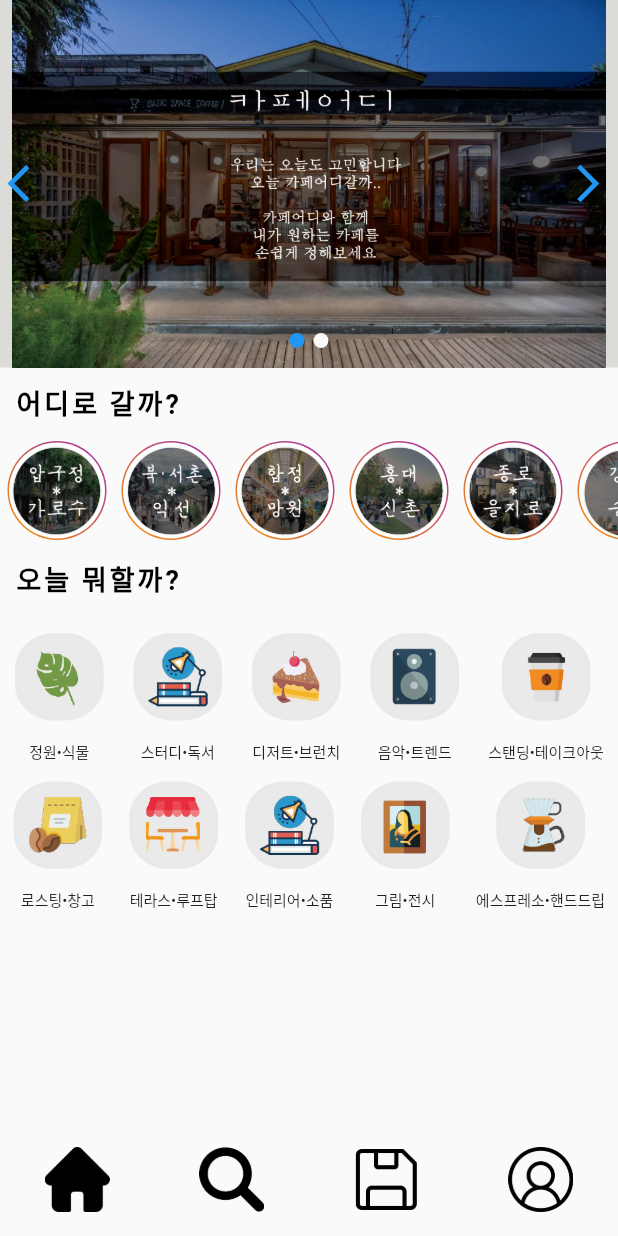
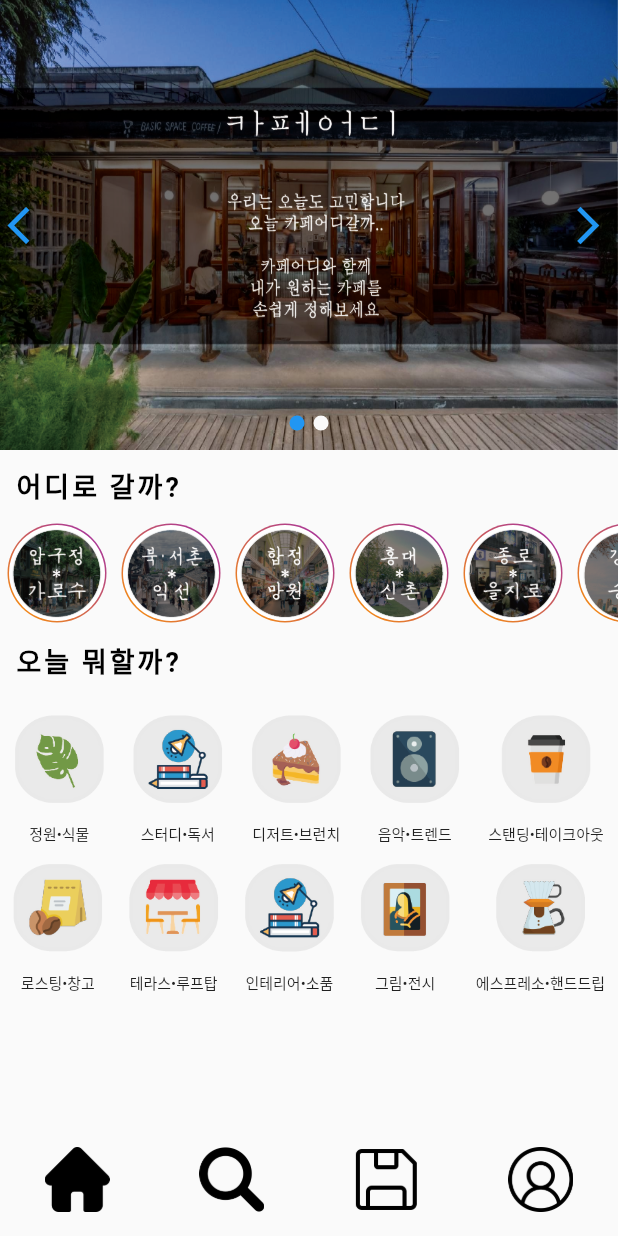
Before and after one commit to kimmj88/cafewhere, a Flutter app: the screen it shows after launch, on a phone screen of 412 x 824 dp. Run offline on Flutter 3.47's test engine with Material 2 defaults, Android fonts, the phone set to English and light mode, and no system bars; our stand-ins replace cached_network_image, flutter_swiper, get; Roboto replaces fonts that are missing (Batang).

Commit message:
Sourece refactoring...

```diff
--- a/lib/CircleButton.dart
+++ b/lib/CircleButton.dart
@@ -12,7 +12,7 @@ class CircleButton extends StatelessWidget {
   Widget build(BuildContext context) {
     return GestureDetector(
       onTap: () {
-        Get.to(() => ImageComponent());
+        Get.to(() => ImageComponent(CrossMenu.RactangleMenu));
         // Navigator.push(
         //   context,
         //   MaterialPageRoute(builder: (context) => ImageComponent()),
--- a/lib/Roundbutton.dart
+++ b/lib/Roundbutton.dart
@@ -1,6 +1,9 @@
 import 'package:flutter/material.dart';
 import 'package:flutter/src/foundation/key.dart';
 import 'package:flutter/src/widgets/framework.dart';
+import 'package:get/get.dart';
+
+import 'ImageComponent.dart';
 
 class RoundButton extends StatelessWidget {
   String icon;
@@ -9,7 +12,11 @@ class RoundButton extends StatelessWidget {
 
   @override
   Widget build(BuildContext context) {
-    return Column(
+    return GestureDetector(
+      onTap: () {
+        Get.to(() => ImageComponent(CrossMenu.CircleMenu));
+      },
+      child: Column(
         children: [
           Container(
             margin: EdgeInsets.symmetric(vertical: 12.0),
@@ -18,7 +25,6 @@ class RoundButton extends StatelessWidget {
             decoration: BoxDecoration(
               image: DecorationImage(image: AssetImage(icon)),
               shape: BoxShape.rectangle,
-            //color: Colors.amber,
             ),
           ),
           Text(
@@ -26,6 +32,7 @@ class RoundButton extends StatelessWidget {
             style: TextStyle(fontSize: 10),
           )
         ],
+      ),
     );
   }
 }
--- a/lib/home.dart
+++ b/lib/home.dart
@@ -28,18 +28,33 @@ class Home extends StatelessWidget {
         scrollDirection: Axis.vertical,
         child: Column(
           children: [
-            Container(
-              color: Color.fromARGB(255, 219, 219, 216),
-              height: 245,
+            TopBody(),
+            WhereBody(),
+            WhatBody(),
+          ],
+        ),
+      ),
+    );
+  }
+}
+
+Widget TopBody() {
+  return Container(
+    height: 300,
     child: Swiper(
       control: const SwiperControl(),
       pagination: const SwiperPagination(),
       itemCount: imgList.length,
       itemBuilder: (BuildContext context, int index) {
-                  return Image.asset(imgList[index]);
+        return Image.asset(imgList[index], fit: BoxFit.fill);
       },
     ),
-            ),
+  );
+}
+
+Widget WhereBody() {
+  return Column(
+    children: [
       mainText('어디로 갈까?'),
       Container(
         height: 70.0,
@@ -58,6 +73,13 @@ class Home extends StatelessWidget {
           ],
         ),
       ),
+    ],
+  );
+}
+
+Widget WhatBody() {
+  return Column(
+    children: [
       mainText('오늘 뭐할까?'),
       Row(
         mainAxisAlignment: MainAxisAlignment.spaceAround,
@@ -80,10 +102,7 @@ class Home extends StatelessWidget {
         ],
       ),
     ],
-        ),
-      ),
   );
-  }
 }
 
 Widget mainText(String text) {
```
Also changed, not shown: lib/ImageComponent.dart (+79 -57 lines). Lines whose indentation alone changed are shown as unchanged.
